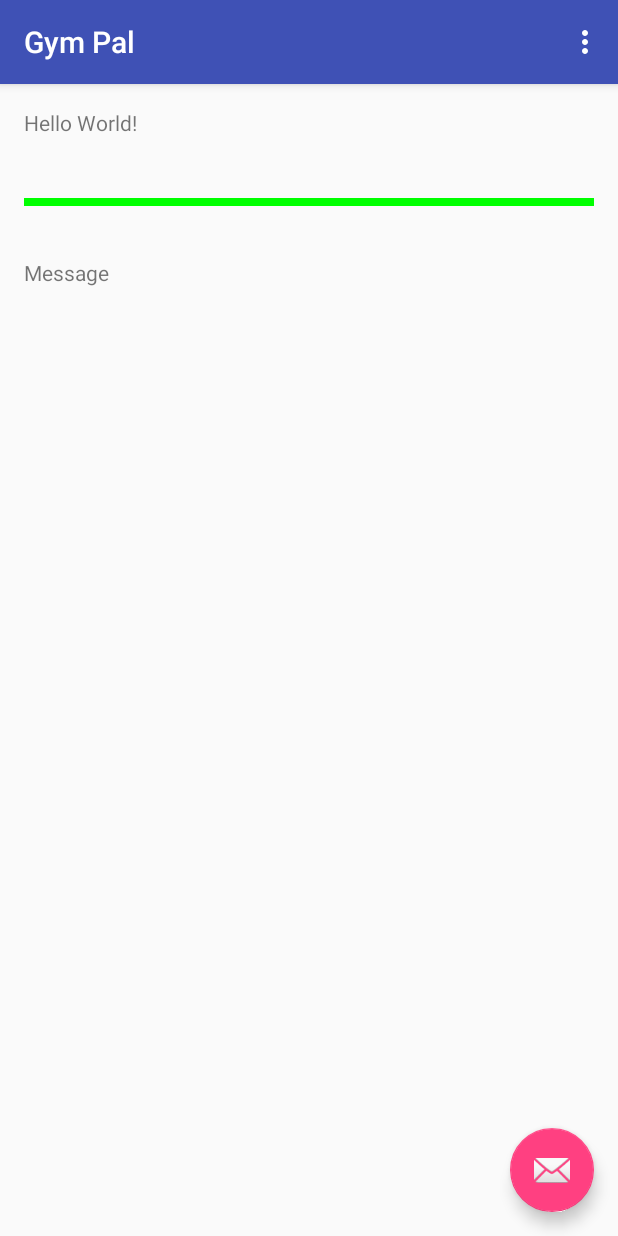
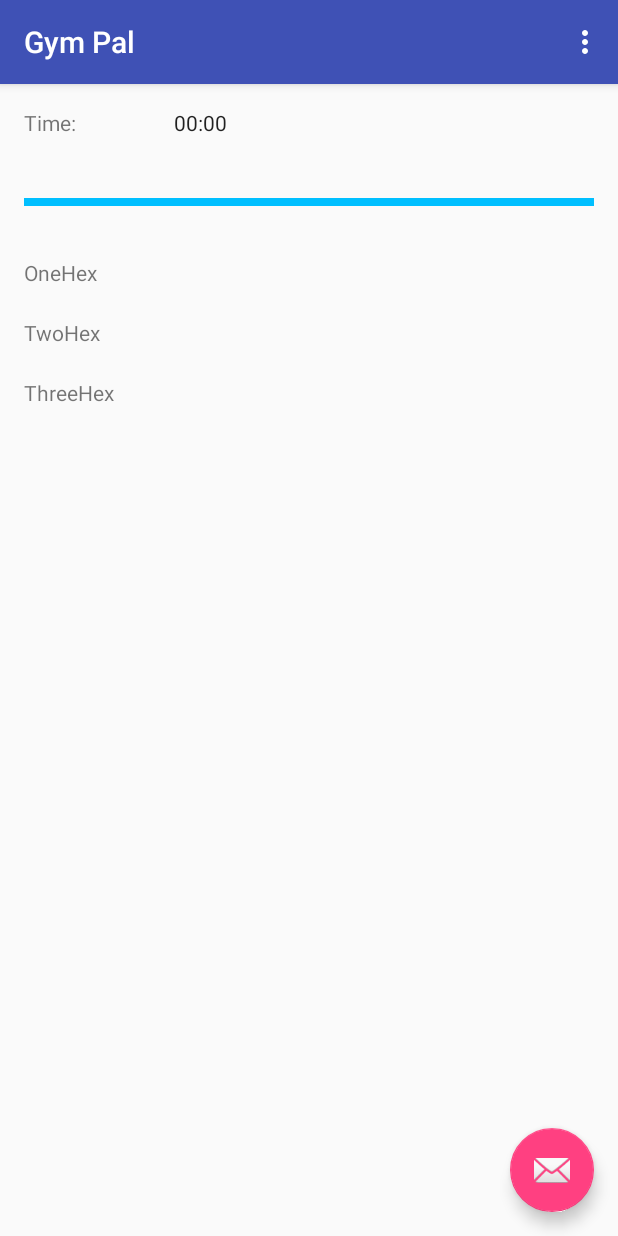
Before and after one commit to agithubusr/gpal, an Android app: the screen it shows after launch (MainActivity), on a phone screen of 412 x 824 dp. Run offline under Robolectric (Android 15) with nearby library versions, the phone set to English and light mode, and no system bars.

Commit message:
Implementing 3 simple hex levels and a timer.

```diff
--- a/app/src/main/java/akira/gympal/MainActivity.kt
+++ b/app/src/main/java/akira/gympal/MainActivity.kt
@@ -1,21 +1,56 @@
 package akira.gympal
 
 import android.os.Bundle
+import android.os.SystemClock
 import android.support.design.widget.FloatingActionButton
 import android.support.design.widget.Snackbar
 import android.support.v7.app.AppCompatActivity
 import android.support.v7.widget.Toolbar
-import android.view.View
 import android.view.Menu
 import android.view.MenuItem
+import android.widget.Chronometer
+import android.widget.TextView
 
-class MainActivity : AppCompatActivity() {
+class MainActivity(var cOne: Int = 0, var cTwo: Int = 0, var cThree: Int = 0,
+                   var timerOn: Boolean = false, var elapsed: Long = 0)
+    : AppCompatActivity() {
 
     override fun onCreate(savedInstanceState: Bundle?) {
         super.onCreate(savedInstanceState)
         setContentView(R.layout.activity_main)
         val toolbar = findViewById(R.id.toolbar) as Toolbar
         setSupportActionBar(toolbar)
+
+        val oneHexStr = resources.getString(R.string.one_hex)
+        val oneHexTxt = findViewById(R.id.one_hex) as TextView
+        oneHexTxt.setOnClickListener { view ->
+            oneHexTxt.text = String.format("%s - %s", oneHexStr, ++cOne)
+        }
+        val twoHexStr = resources.getString(R.string.two_hex)
+        val twoHexTxt = findViewById(R.id.two_hex) as TextView
+        twoHexTxt.setOnClickListener { view ->
+            twoHexTxt.text = String.format("%s - %s", twoHexStr, ++cTwo)
+        }
+        val threeHexStr = resources.getString(R.string.three_hex)
+        val threeHexTxt = findViewById(R.id.three_hex) as TextView
+        threeHexTxt.setOnClickListener { view ->
+            threeHexTxt.text = String.format("%s - %s", threeHexStr, ++cThree)
+        }
+
+        val timerLabel = findViewById(R.id.timer_label) as TextView
+        val timer = findViewById(R.id.timer) as Chronometer
+        timerLabel.setOnClickListener { view ->
+            val now = SystemClock.elapsedRealtime()
+            if (timerOn) {
+                elapsed = now - timer.base
+                timer.stop()
+                timerOn = false
+            } else {
+                timer.base = now - elapsed
+                timer.start()
+                timerOn = true
+            }
+        }
 
         val fab = findViewById(R.id.fab) as FloatingActionButton
         fab.setOnClickListener { view ->
--- a/app/src/main/res/layout/content_main.xml
+++ b/app/src/main/res/layout/content_main.xml
@@ -13,24 +13,40 @@
         tools:showIn="@layout/activity_main"
         tools:context="akira.gympal.MainActivity">
 
-    <TextView
-            android:text="Hello World!"
+    <TextView android:id="@+id/timer_label"
+              android:text="@string/chrono"
+              android:layout_width="wrap_content"
+              android:layout_height="wrap_content"/>
+    <Chronometer
+            android:id="@+id/timer"
+            android:layout_marginLeft="100dp"
             android:layout_width="wrap_content"
-            android:layout_height="wrap_content"/>
-
-
+            android:layout_height="wrap_content" />
 
     <View android:layout_width="fill_parent"
           android:layout_height="5dp"
           android:layout_marginTop="60dp"
-          android:background="#00ff00" />
+          android:background="#00bfff" />
 
 
     <TextView android:layout_width="wrap_content"
               android:layout_height="wrap_content"
               android:layout_marginTop="100dp"
-              android:text="@string/message"
-              android:id="@+id/message"
+              android:text="@string/one_hex"
+              android:id="@+id/one_hex"
               android:layout_gravity="center_horizontal" />
 
+    <TextView android:layout_width="wrap_content"
+              android:layout_height="wrap_content"
+              android:layout_marginTop="140dp"
+              android:text="@string/two_hex"
+              android:id="@+id/two_hex"
+              android:layout_gravity="center_horizontal" />
+
+    <TextView android:layout_width="wrap_content"
+              android:layout_height="wrap_content"
+              android:layout_marginTop="180dp"
+              android:text="@string/three_hex"
+              android:id="@+id/three_hex"
+              android:layout_gravity="center_horizontal" />
 </RelativeLayout>
--- a/app/src/main/res/values/strings.xml
+++ b/app/src/main/res/values/strings.xml
@@ -1,5 +1,8 @@
 <resources>
     <string name="app_name">Gym Pal</string>
     <string name="action_settings">Settings</string>
-    <string name="message">Message</string>
+    <string name="chrono">Time:</string>
+    <string name="one_hex">OneHex</string>
+    <string name="two_hex">TwoHex</string>
+    <string name="three_hex">ThreeHex</string>
 </resources>
--- a/app/src/main/res/values/styles.xml
+++ b/app/src/main/res/values/styles.xml
@@ -1,7 +1,7 @@
 <resources>
 
     <!-- Base application theme. -->
-    <style name="AppTheme" parent="Theme.AppCompat.Light.DarkActionBar">
+    <style name="AppTheme" parent="Base.Theme.AppCompat.Light.DarkActionBar">
         <!-- Customize your theme here. -->
         <item name="colorPrimary">@color/colorPrimary</item>
         <item name="colorPrimaryDark">@color/colorPrimaryDark</item>
```
